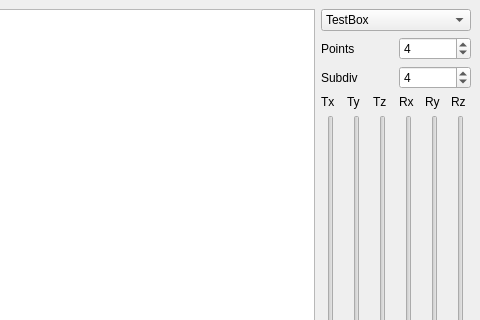
Old version of the form MainWindow.ui in the repository faalbers/CurvePlot; both pictures show x 650 to 1130 and y 0 to 320 of the 1130 by 731 pixel window.
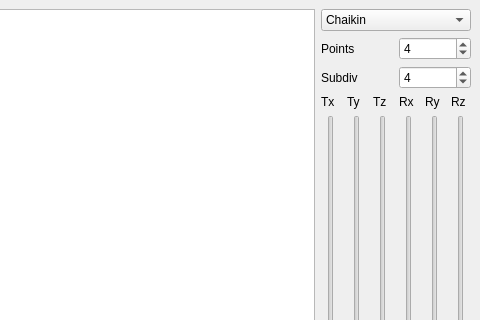
New version of the form.

Commit message: last fix , all good now

```diff
--- a/MainWindow.ui
+++ b/MainWindow.ui
@@ -38,11 +38,6 @@
       </property>
       <item>
        <widget class="QComboBox" name="curveType">
-        <item>
-         <property name="text">
-          <string>TestBox</string>
-         </property>
-        </item>
         <item>
          <property name="text">
           <string>Chaikin</string>
```
Left out of the diff: 5 changed lines with no effect on the pictures. The commit also changes 1 other file.
